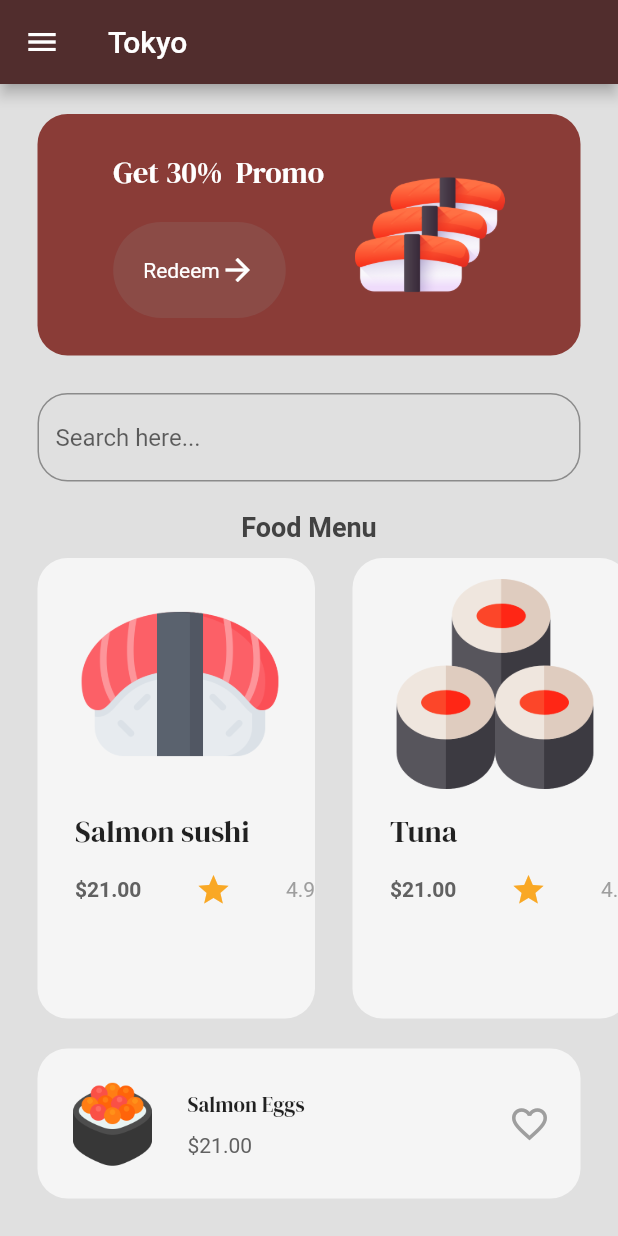
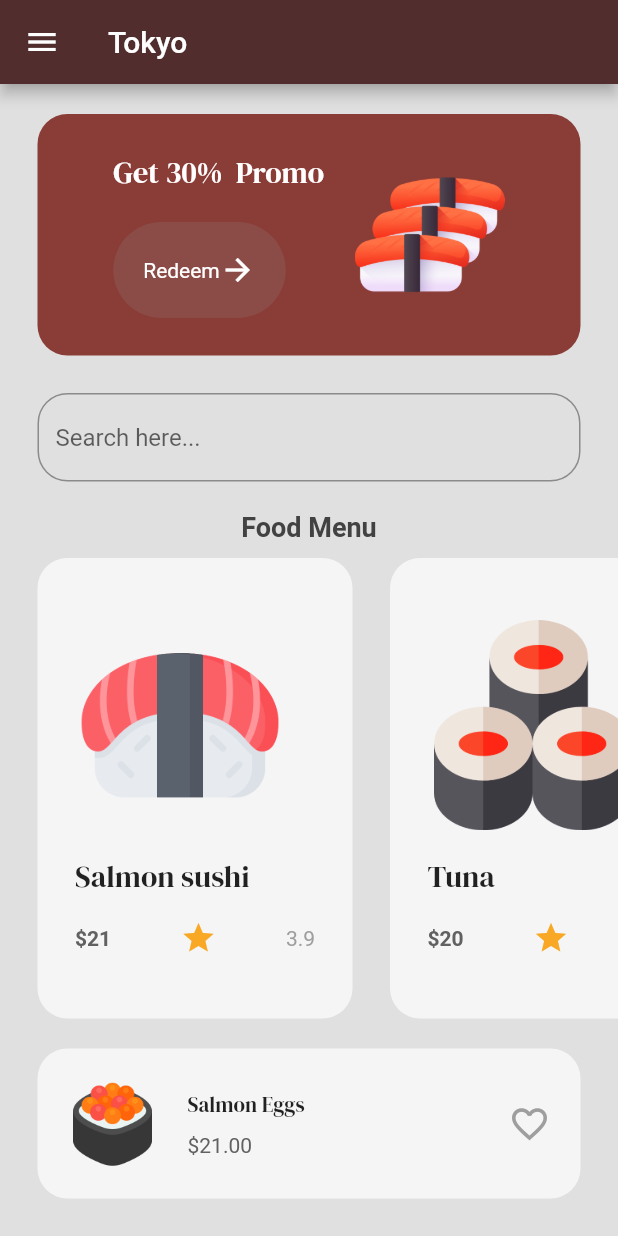
Before and after one commit to assa-jean/sushi_restaurant_app, a Flutter app: the MenuPage screen opened by its route, on a phone screen of 412 x 824 dp. Run offline on Flutter 3.47's test engine with Material 2 defaults, Android fonts, the phone set to English and light mode, and no system bars; our stand-ins replace google_fonts.

Commit message:
Update 7: Added the food details page and fixed some padding

```diff
--- a/lib/components/food_title.dart
+++ b/lib/components/food_title.dart
@@ -5,17 +5,20 @@ import '../models/food.dart';
 
 class FoodTitle extends StatelessWidget {
   final Food food;
-  const FoodTitle({super.key, required this.food});
+  final void Function()? onTap;
+  const FoodTitle({super.key, required this.food, required this.onTap});
 
   @override
   Widget build(BuildContext context) {
-    return Container(
+    return GestureDetector(
+      onTap: onTap,
+      child: Container(
         decoration: BoxDecoration(
           color: Colors.grey[100],
           borderRadius: BorderRadius.circular(20),
         ),
         margin: const EdgeInsets.only(left: 25),
-      padding: const EdgeInsets.only(left: 25, bottom: 60),
+        padding: const EdgeInsets.all(25),
         child: Column(
             crossAxisAlignment: CrossAxisAlignment.start,
             mainAxisAlignment: MainAxisAlignment.spaceEvenly,
@@ -58,6 +61,7 @@ class FoodTitle extends StatelessWidget {
                 ),
               )
             ]),
+      ),
     );
   }
 }
--- a/lib/pages/menu_page.dart
+++ b/lib/pages/menu_page.dart
@@ -5,6 +5,7 @@ import 'package:sushi_restaurant_app/models/food.dart';
 import 'package:sushi_restaurant_app/theme/colors.dart';
 
 import '../components/food_title.dart';
+import 'food_details_page.dart';
 
 class MenuPage extends StatefulWidget {
   const MenuPage({super.key});
@@ -18,16 +19,26 @@ class _MenuPageState extends State<MenuPage> {
     //Fisrt product or service
     Food(
         name: "Salmon sushi",
-        price: "21.00",
+        price: "21",
         imagePath: "images/sushi3.png",
-        rating: "4.9"),
+        rating: "3.9"),
 
     Food(
         name: "Tuna",
-        price: "21.00",
+        price: "20",
         imagePath: "images/sushi4.png",
         rating: "4.9"),
   ];
+
+  //navigate to food item details page
+  void navigateToFoodDetails(int index) {
+    Navigator.push(
+      context,
+      MaterialPageRoute(
+        builder: (context) => FoodDetailsPage(),
+      ),
+    );
+  }
 
   @override
   Widget build(BuildContext context) {
@@ -99,12 +110,14 @@ class _MenuPageState extends State<MenuPage> {
           ),
 
           SizedBox(height: 10),
+
           Expanded(
               child: ListView.builder(
             scrollDirection: Axis.horizontal,
             itemCount: foodMenu.length,
             itemBuilder: (context, index) => FoodTitle(
               food: foodMenu[index],
+              onTap: () => navigateToFoodDetails(index),
             ),
           )),
 
```
Also changed, not shown: lib/pages/food_details_page.dart (added, +15 -0 lines). Lines whose indentation alone changed are shown as unchanged.
